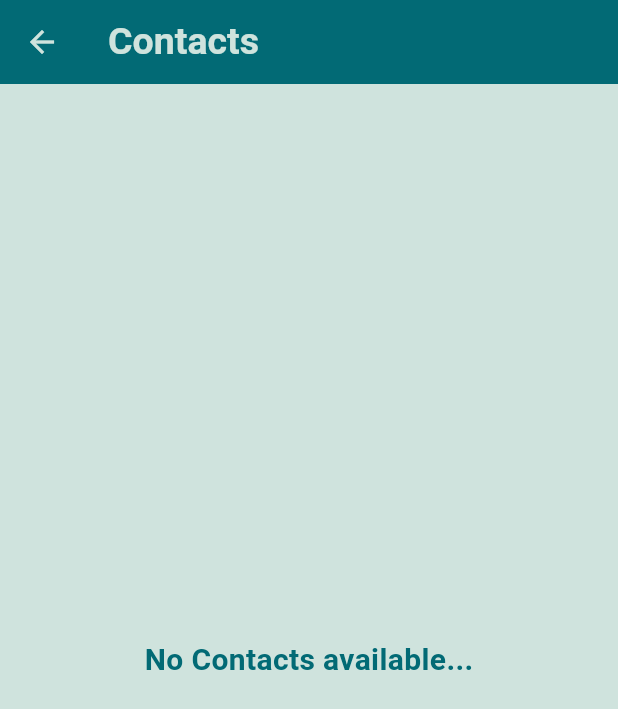
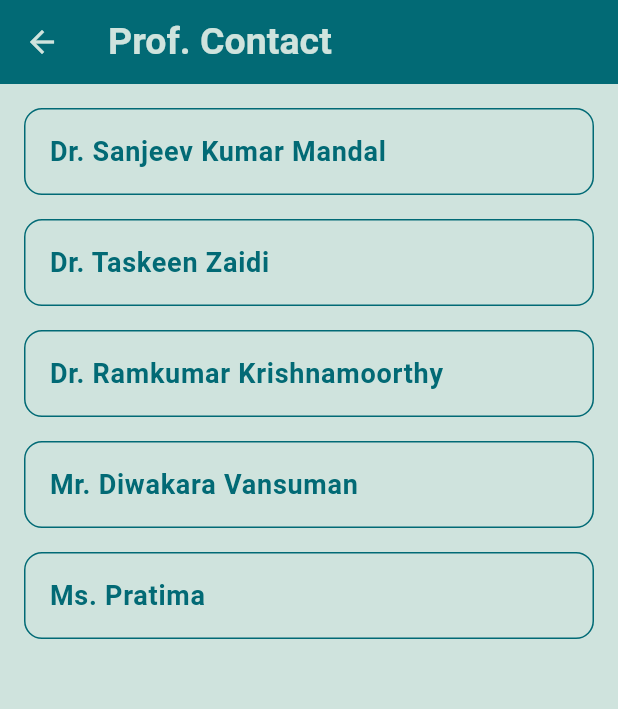
Before and after one commit to Naveen7300/digital_campus, a Flutter app: the ProfContactPage screen opened directly, on a phone screen of 412 x 824 dp. Shown: the top 709 px of the screen. Run offline on Flutter 3.47's test engine with Material 3 defaults, Android fonts, the phone set to English and light mode, and no system bars; our stand-ins replace firebase_auth, firebase_core, firebase_database, table_calendar; accounts and stored records are empty.

Commit message:
changed the UI in prof. contact

```diff
--- a/lib/home_page.dart
+++ b/lib/home_page.dart
@@ -1,6 +1,7 @@
 import 'package:flutter/material.dart';
-//import 'package:firebase_auth/firebase_auth.dart';
-//import 'package:firebase_database/firebase_database.dart';
+import 'package:firebase_auth/firebase_auth.dart';
+import 'package:firebase_database/firebase_database.dart';
+import 'package:intl/intl.dart';
 import 'timetable_page.dart';
 import 'navigation_service.dart';
 import 'customAppBar.dart';
--- a/lib/prof_contact.dart
+++ b/lib/prof_contact.dart
@@ -1,4 +1,5 @@
 import 'package:flutter/material.dart';
+import 'package:url_launcher/url_launcher.dart'; // Import url_launcher
 import 'customAppBar.dart';
 import 'navigation_service.dart';
 
@@ -10,6 +11,36 @@ class ProfContactPage extends StatefulWidget {
 }
 
 class _ProfContactPageState extends State<ProfContactPage> {
+  // Sample professor data (replace with your actual data)
+  final List<Map<String, String>> _professors = [
+    {
+      'name': 'Dr. Sanjeev Kumar Mandal',
+      'contact': '9876543210',
+      'email': 'sanjeev@jainuniversity.ac.in',
+    },
+    {
+      'name': 'Dr. Taskeen Zaidi',
+      'contact': '9876543211',
+      'email': 'taskeen@jainuniversity.ac.in',
+    },
+    {
+      'name': 'Dr. Ramkumar Krishnamoorthy',
+      'contact': '9876543212',
+      'email': 'ramkumar@jainuniversity.ac.in',
+    },
+    {
+      'name': 'Mr. Diwakara Vansuman',
+      'contact': '9876543213',
+      'email': 'diwakara@jainuniversity.ac.in',
+    },
+    {
+      'name': 'Ms. Pratima',
+      'contact': '9876543214',
+      'email': 'prathima@jainuniversity.ac.in',
+    },
+  ];
+
+  String? _selectedProfessor;
 
   @override
   void initState() {
@@ -17,20 +48,89 @@ class _ProfContactPageState extends State<ProfContactPage> {
     NavigationService.setCurrentRoute('/ProfContactPage');
   }
 
+  // Function to launch phone call
+  Future<void> _launchPhoneCall(String phoneNumber) async {
+    final Uri launchUri = Uri(
+      scheme: 'tel',
+      path: phoneNumber,
+    );
+    if (await canLaunchUrl(launchUri)) {
+      await launchUrl(launchUri);
+    } else {
+      throw 'Could not launch $launchUri';
+    }
+  }
+
   @override
   Widget build(BuildContext context) {
     return Scaffold(
-      appBar: CustomAppBar(title: 'Contacts'),
-      backgroundColor: Color(0xFFCFE3DD),
-      body: const Center(
-          child: Text(
-            'No Contacts available...',
-            style: TextStyle(
-              color: Color(0xFF026A75),
-              fontSize: 20,
-              fontWeight: FontWeight.bold,
-            ),
-          )
+      appBar: CustomAppBar(title: 'Prof. Contact'),
+      backgroundColor: const Color(0xFFCFE3DD),
+      body: ListView.builder(
+        itemCount: _professors.length,
+        itemBuilder: (context, index) {
+          final professor = _professors[index];
+          final isSelected = _selectedProfessor == professor['name'];
+
+          return Column(
+            crossAxisAlignment: CrossAxisAlignment.start,
+            children: [
+              Padding(
+                padding: const EdgeInsets.only(left: 16.0, right: 16.0, top: 16.0),
+                child:ListTile(
+                  title: Text(
+                    professor['name']!,
+                    style: const TextStyle(
+                      color: Color(0xFF026A75),
+                      fontSize: 18,
+                      fontWeight: FontWeight.bold,
+                    ),
+                  ),
+                  onTap: () {
+                    setState(() {
+                      _selectedProfessor = isSelected ? null : professor['name'];
+                    });
+                  },
+                  shape: RoundedRectangleBorder(
+                    borderRadius: BorderRadius.circular(12),
+                    side: const BorderSide(color: Color(0xff016a75)),
+                  ),
+                  tileColor: const Color(0xFFCFE3DD),
+                ),
+              ),
+              if (isSelected)
+                Padding(
+                  padding: const EdgeInsets.symmetric(horizontal: 16.0),
+                  child: Column(
+                    crossAxisAlignment: CrossAxisAlignment.start,
+                    children: [
+                      const Divider(color: Colors.grey,),
+                      const SizedBox(height: 8),
+                      Text(
+                        'Contact: ${professor['contact']!}',
+                        style: const TextStyle(color: Color(0xff026a75), fontSize: 16),
+                      ),
+                      const SizedBox(height: 5),
+                      Text(
+                        'Email: ${professor['email']!}',
+                        style: const TextStyle(color: Color(0xff026a75), fontSize: 16),
+                      ),
+                      const SizedBox(height: 8),
+                      ElevatedButton(
+                        onPressed: () => _launchPhoneCall(professor['contact']!),
+                        style: ElevatedButton.styleFrom(
+                          backgroundColor: const Color(0xFF026A75),
+                          foregroundColor: const Color(0xFFCFE3DD),
+                        ),
+                        child: const Text('Call'),
+                      ),
+                      const SizedBox(height: 16),
+                    ],
+                  ),
+                ),
+            ],
+          );
+        },
       ),
     );
   }
--- a/lib/timetable_page.dart
+++ b/lib/timetable_page.dart
@@ -103,12 +103,20 @@ class _TimetablePageState extends State<TimetablePage> {
   Widget build(BuildContext context) {
     if (_isLoading) {
       return const Scaffold(
+        appBar: CustomAppBar(
+            title: 'Time Table'
+        ),
+        backgroundColor: Color(0xFFCFE3DD),
         body: Center(child: CircularProgressIndicator()),
       );
     }
 
     if (timetableData.isEmpty) {
       return const Scaffold(
+        appBar: CustomAppBar(
+            title: 'Time Table'
+        ),
+        backgroundColor: Color(0xFFCFE3DD),
         body: Center(child: Text('No timetable available.')),
       );
     }
--- a/pubspec.yaml
+++ b/pubspec.yaml
@@ -43,6 +43,7 @@ dev_dependencies:
   firebase_auth: ^5.5.1
   flutter_pdfview: ^1.4.0
   table_calendar: ^3.2.0
+  url_launcher: ^6.3.1
 
   # The "flutter_lints" package below contains a set of recommended lints to
   # encourage good coding practices. The lint set provided by the package is
```
Also changed, not shown: pubspec.lock, 1 other file.
